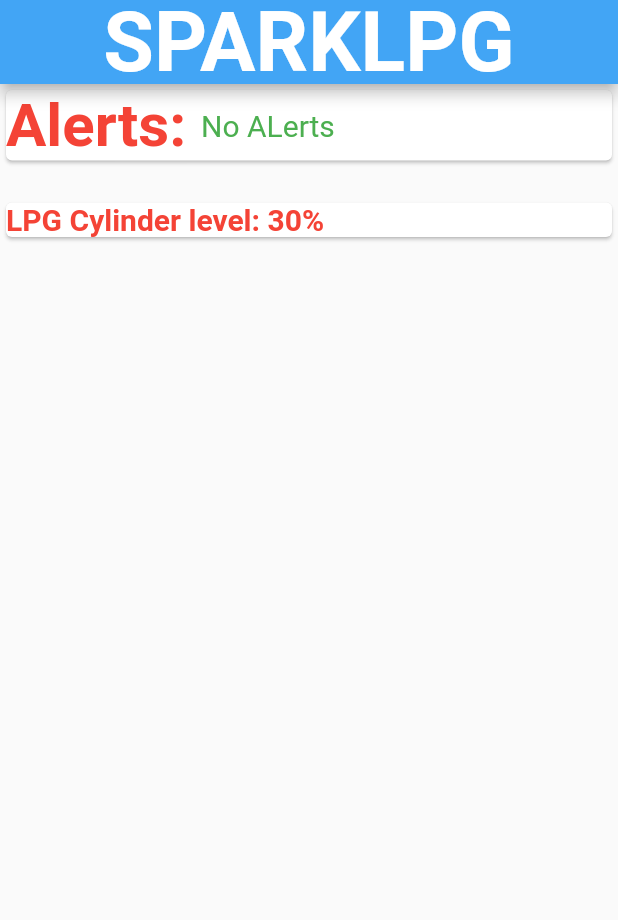
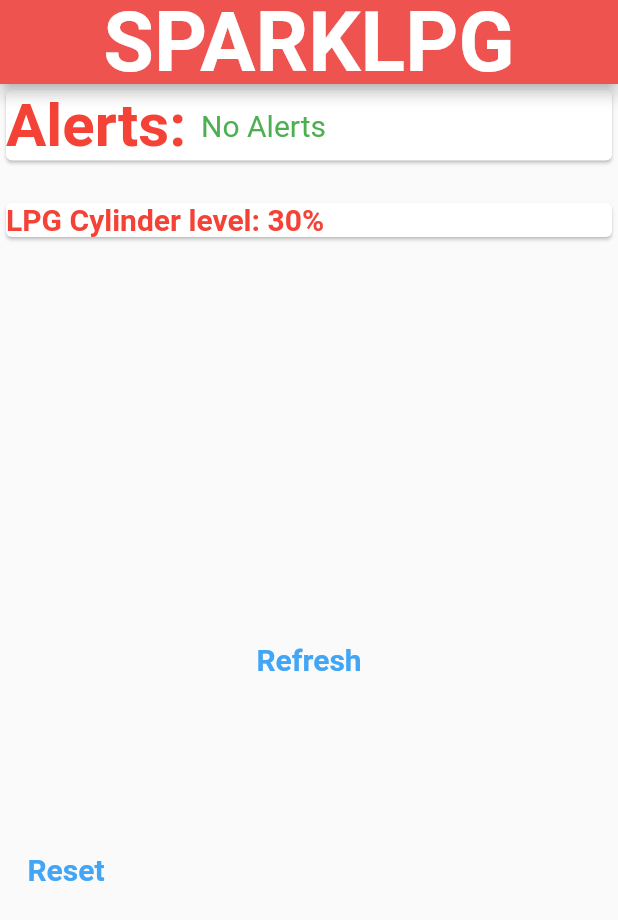
Before and after one commit to rohitroxkp7/Sparkonic, a Flutter app: the screen it shows after launch, on a phone screen of 412 x 824 dp. Shown: the top 920 px of the screen. Run offline on Flutter 3.47's test engine with Material 2 defaults, Android fonts, the phone set to English and light mode, and no system bars; our stand-ins replace audioplayers; Roboto replaces fonts that are missing (RobotoMono).

Commit message:
3rd commit

```diff
--- a/lib/main.dart
+++ b/lib/main.dart
@@ -1,4 +1,5 @@
 import 'package:flutter/material.dart';
+import 'package:audioplayers/audio_cache.dart';
 
 void main() {
   runApp(MyApp());
@@ -10,6 +11,9 @@ class MyApp extends StatefulWidget {
 }
 
 class _MyAppState extends State<MyApp> {
+  int a = 1; // 1 means leak, 2 means no leak.
+  String c = "30%";
+  String d = "No Alerts";
   @override
   Widget build(BuildContext context) {
     return MaterialApp(
@@ -24,7 +28,7 @@ class _MyAppState extends State<MyApp> {
                   color: Colors.white,
                 )),
           ),
-          backgroundColor: Colors.blue[400],
+          backgroundColor: Colors.red[400],
         ),
         body: Stack(
           children: [
@@ -40,7 +44,7 @@ class _MyAppState extends State<MyApp> {
                             color: Colors.red,
                           )),
                       SizedBox(width: 10),
-                      Text('No ALerts',
+                      Text('$d',
                           style: TextStyle(
                             fontSize: 20,
                             color: Colors.green,
@@ -52,7 +56,7 @@ class _MyAppState extends State<MyApp> {
                 Card(
                   child: Row(
                     children: [
-                      Text('LPG Cylinder level: 30%',
+                      Text('LPG Cylinder level: $c',
                           style: TextStyle(
                             fontSize: 20,
                             fontWeight: FontWeight.bold,
@@ -63,8 +67,41 @@ class _MyAppState extends State<MyApp> {
                 ),
               ],
             ),
-
-
+            Center(
+              child: FlatButton(
+                onPressed: () {
+                  setState(() {
+                    final player = AudioCache();
+                    if (a == 1) {
+                      player.play('TF026.WAV');
+                      d = "Leakage detected!";
+                    }
+                  });
+                },
+                child: Text('Refresh',
+                    style: TextStyle(
+                      fontSize: 20,
+                      fontWeight: FontWeight.bold,
+                      color: Colors.blue[400],
+                    )),
+              ),
+            ),
+            Positioned(
+              top: 500,
+              child: FlatButton(
+                onPressed: () {
+                  setState(() {
+                    d = "No Alerts";
+                  });
+                },
+                child: Text('Reset',
+                    style: TextStyle(
+                      fontSize: 20,
+                      fontWeight: FontWeight.bold,
+                      color: Colors.blue[400],
+                    )),
+              ),
+            ),
           ],
         ),
       ),
--- a/pubspec.yaml
+++ b/pubspec.yaml
@@ -1,4 +1,4 @@
-name: spark_lpg
+name: flutter_app
 description: A new Flutter application.
 
 # The following line prevents the package from being accidentally published to
@@ -41,7 +41,8 @@ flutter:
   uses-material-design: true
 
   # To add assets to your application, add an assets section, like this:
-
+  assets:
+    - assets/
   # An image asset can refer to one or more resolution-specific "variants", see
   # https://flutter.dev/assets-and-images/#resolution-aware.
 
```
Also changed, not shown: 2 other files.
